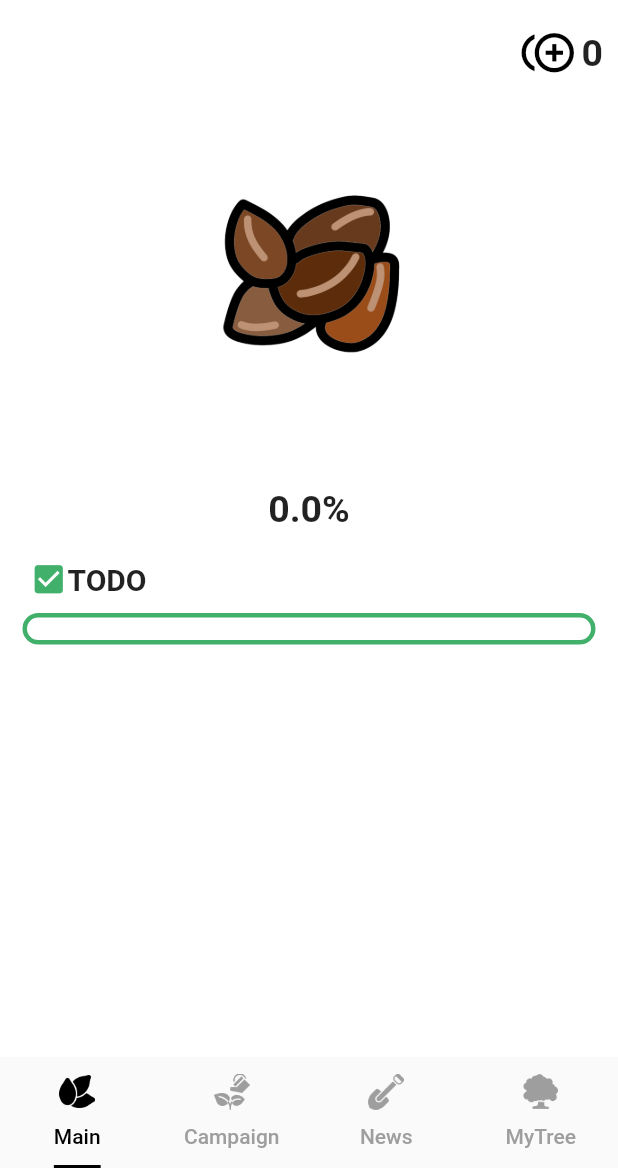
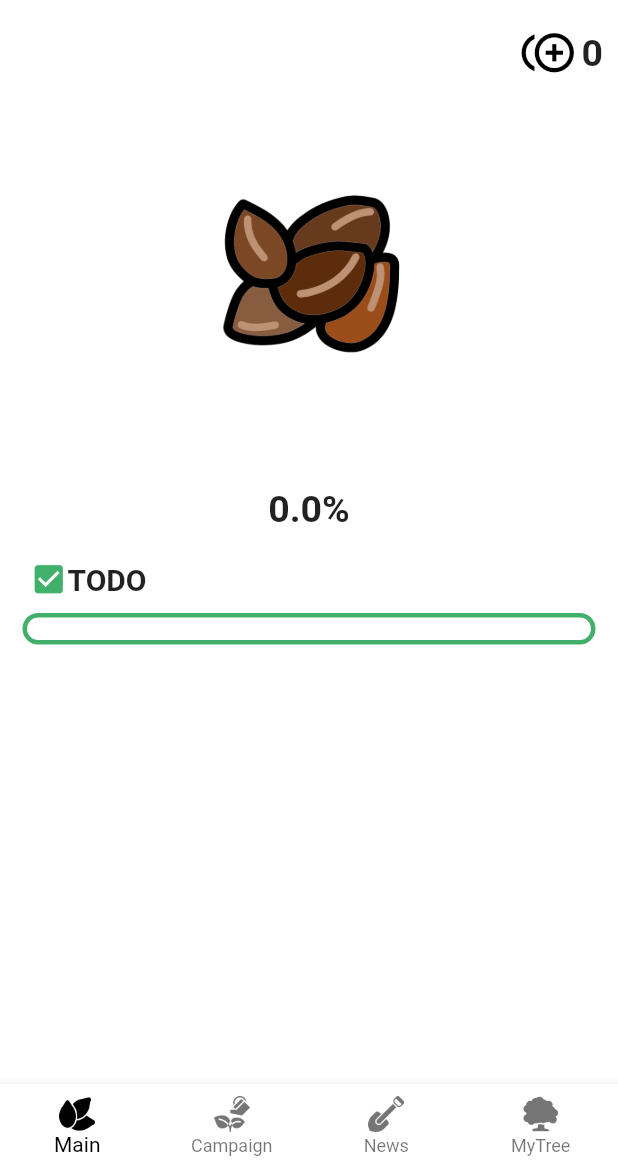
Before and after one commit to DSCHUFS/Solution-Challenge-2022-GrowGrow, a Flutter app: the screen it shows once a user with an empty profile is signed in, on a phone screen of 412 x 824 dp, the part 68-1236 px from its top. Run offline on Flutter 3.47's test engine with Material 2 defaults, Android fonts, the phone set to English and light mode, and no system bars; drawn by our look-alikes of percent_indicator; our stand-ins replace cloud_firestore, firebase_auth, firebase_core, firebase_database, google_maps_flutter, google_sign_in and 1 more; accounts and stored records are empty; network calls fail; Roboto replaces fonts that are missing (Inter-Regular).

Commit message:
Merge remote-tracking branch 'origin/master'

```diff
--- a/lib/News/NewsPage.dart
+++ b/lib/News/NewsPage.dart
@@ -78,6 +78,11 @@ class NewsMain extends StatelessWidget {
                 writer: snapshot.data!.docs[index]['Writer'],
                 tag1: snapshot.data!.docs[index]['Tag1'],
                 tag2: snapshot.data!.docs[index]['Tag2'],
+                report:snapshot.data!.docs[index]['Report'],
+                answer: snapshot.data!.docs[index]['TestAnser'],
+                question: snapshot.data!.docs[index]['TestQuestion'],
+                type: snapshot.data!.docs[index]['TestType'],
+                getpoint: snapshot.data!.docs[index]['QuestPoint'],
               ),
             ),
           );
--- a/lib/initPage.dart
+++ b/lib/initPage.dart
@@ -7,7 +7,7 @@ class Init extends StatelessWidget {
   Widget build(BuildContext context) {
     return Scaffold(
       body: Container(
-        child: Text(';asd'),
+        child: Image.asset('images/icon.png'),
       ),
     );
   }
--- a/lib/login.dart
+++ b/lib/login.dart
@@ -48,7 +48,7 @@ class HomeTest extends StatelessWidget {
             return LoginWidget();
           } else {
             setUser(snapshot.data?.displayName);
-            return MyApp();
+            return MyApp2();
           }
         },
       ),
@@ -73,9 +73,14 @@ class LogoutWidget extends StatelessWidget {
 }
 
 
-class LoginWidget extends StatelessWidget {
+class LoginWidget extends StatefulWidget {
   const LoginWidget({Key? key}) : super(key: key);
 
+  @override
+  State<LoginWidget> createState() => _LoginWidgetState();
+}
+
+class _LoginWidgetState extends State<LoginWidget> {
   Future<UserCredential> signInWithGoogle() async {
     // Trigger the authentication flow
     final GoogleSignInAccount? googleUser = await GoogleSignIn().signIn();
--- a/lib/main.dart
+++ b/lib/main.dart
@@ -1,4 +1,5 @@
 import 'package:flutter/material.dart';
+import 'Campaign/cpmain.dart';
 import 'Home/Mainpage.dart';
 import 'MyTree/MyTree.dart';
 import 'News/NewsData.dart';
@@ -6,12 +7,10 @@ import 'News/NewsPage.dart';
 import 'login.dart';
 import 'package:firebase_core/firebase_core.dart';
 
-
 void main() {
   WidgetsFlutterBinding.ensureInitialized();
   Firebase.initializeApp();
   runApp(const test());
-
 }
 
 NewsData newsData = NewsData();
@@ -28,7 +27,7 @@ class test extends StatelessWidget {
   }
 }
 
-
+//tap & slide
 class MyApp extends StatelessWidget {
   const MyApp({Key? key}) : super(key: key);
 
@@ -44,7 +43,7 @@ class MyApp extends StatelessWidget {
           body: TabBarView(
             children: [
               Home(),
-              Text('2'),
+              CampaignMain(),
               NewsMain(),
               MyTree(),
             ],
@@ -88,3 +87,64 @@ class MyApp extends StatelessWidget {
     );
   }
 }
+
+//only tap
+class MyApp2 extends StatefulWidget {
+  const MyApp2({Key? key}) : super(key: key);
+
+  @override
+  State<MyApp2> createState() => _MyApp2State();
+}
+
+class _MyApp2State extends State<MyApp2> {
+  int CurrentIndex = 0;
+  final List<Widget> Pages = [Home(), CampaignMain(), NewsMain(), MyTree()];
+  void tap(int index) {
+    setState(() {
+      CurrentIndex = index;
+    });
+  }
+
+  @override
+  Widget build(BuildContext context) {
+    return MaterialApp(
+      debugShowCheckedModeBanner: false,
+      home: Scaffold(
+        body: Pages[CurrentIndex],
+        bottomNavigationBar: BottomNavigationBar(
+          type: BottomNavigationBarType.fixed,
+          onTap: tap,
+          currentIndex: CurrentIndex,
+          backgroundColor: Colors.white,
+          selectedItemColor: Colors.black,
+          items: [
+            BottomNavigationBarItem(
+              icon: ImageIcon(
+                AssetImage('images/page1icon.png'),
+              ),
+              label: 'Main',
+            ),
+            BottomNavigationBarItem(
+              icon: ImageIcon(
+                AssetImage('images/page2icon.png'),
+              ),
+              label: 'Campaign',
+            ),
+            BottomNavigationBarItem(
+              icon: ImageIcon(
+                AssetImage('images/page3icon.png'),
+              ),
+              label: 'News',
+            ),
+            BottomNavigationBarItem(
+              icon: ImageIcon(
+                AssetImage('images/page4icon.png'),
+              ),
+              label: 'MyTree',
+            )
+          ],
+        ),
+      ),
+    );
+  }
+}
```
Also changed, not shown: lib/Campaign/CampaignInfo.dart (added, +134 -0 lines), lib/Campaign/CampaignUI.dart (added, +123 -0 lines), lib/Campaign/cpmain.dart (added, +44 -0 lines), lib/News/NewsContainer.dart (+29 -7 lines), lib/News/NewsReport.dart (+11 -0 lines), images/Icon.png (added), images/grandcanyon.jpg (added).
